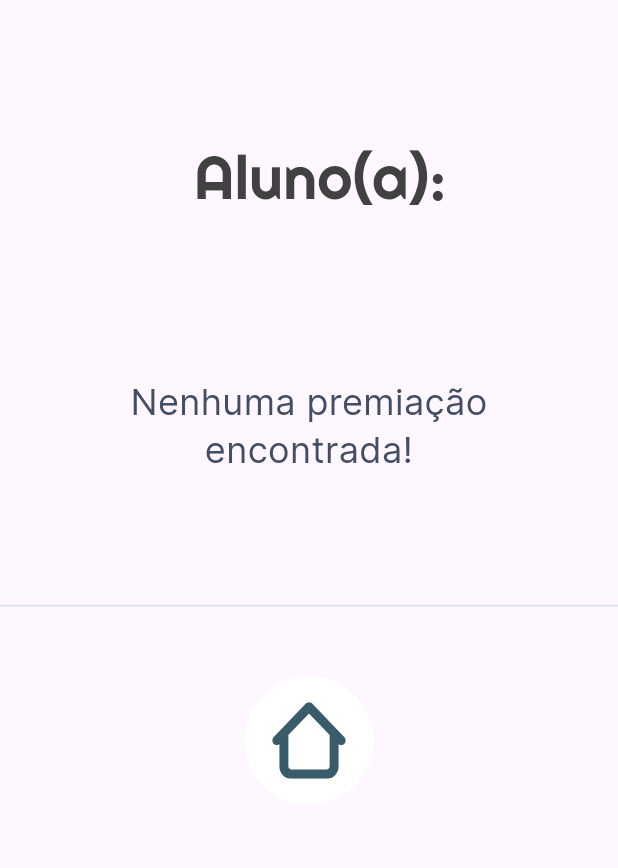
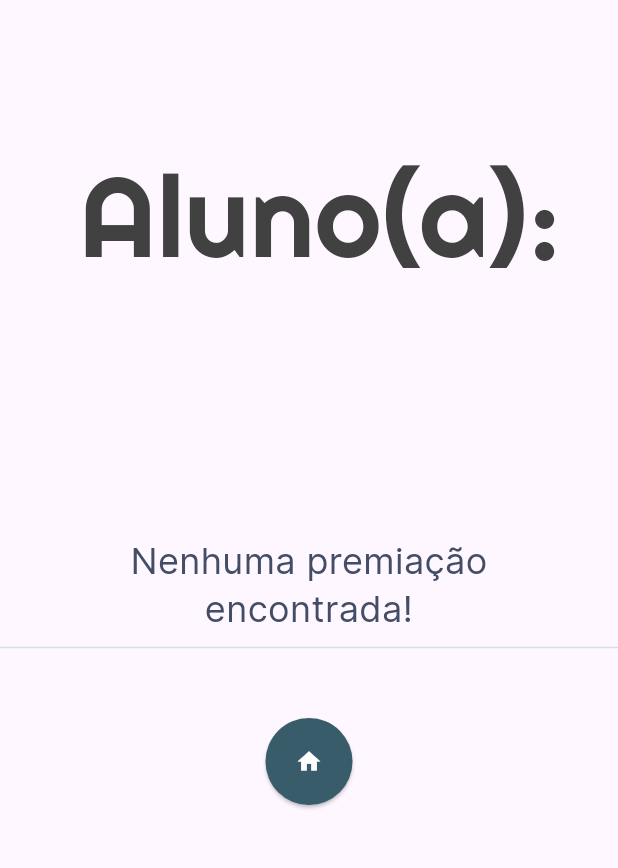
Before and after one commit to Samuel-MN0211/API_Olimpiadas, a Flutter app: the ResultFailedScreen screen opened directly with empty values, on a phone screen of 412 x 824 dp, the part 362-1230 px from its top. Run offline on Flutter 3.47's test engine with Material 3 defaults, Android fonts, the phone set to English and light mode, and no system bars; our stand-ins replace cached_network_image, flutter_svg, pdf.

Commit message:
loading visuals feature + failed screen fix + handlebuttonpress function

```diff
--- a/lib/screens/result_failedscreen.dart
+++ b/lib/screens/result_failedscreen.dart
@@ -43,17 +43,21 @@ class _ResultFailedScreenState extends State<ResultFailedScreen> {
                   left: 42.h,
                   right: 27.h,
                 ),
+                child: FittedBox(
+                  fit: BoxFit.fitWidth,
                   child: Text(
                     "Aluno(a): \n${widget.searchTerm}",
-                  maxLines: 2,
-                  overflow: TextOverflow.ellipsis,
+                    overflow: TextOverflow.visible,
                     textAlign: TextAlign.center,
                     style: theme.textTheme.displayMedium,
                   ),
                 ),
+              ),
               SizedBox(height: 48.v),
-              SizedBox(
+              Expanded(
+                child: Container(
                   width: 333.h,
+                  alignment: Alignment.center,
                   child: Text(
                     "Nenhuma premiação encontrada!",
                     maxLines: 3,
@@ -64,27 +68,24 @@ class _ResultFailedScreenState extends State<ResultFailedScreen> {
                     ),
                   ),
                 ),
-              Spacer(),
+              ),
               Divider(
                 color: appTheme.gray300,
               ),
               SizedBox(height: 39.v),
-              Container(
-                height: 86.adaptSize,
-                width: 86.adaptSize,
-                padding: EdgeInsets.symmetric(
-                  horizontal: 18.h,
-                  vertical: 17.v,
+              ElevatedButton(
+                onPressed: () {
+                  Navigator.pushReplacementNamed(
+                    context,
+                    AppRoutes.mainScreen,
+                  );
+                },
+                style: ElevatedButton.styleFrom(
+                  shape: CircleBorder(),
+                  padding: EdgeInsets.all(20.h),
+                  primary: appTheme.blueGray700,
                 ),
-                decoration: AppDecoration.fillPrimary.copyWith(
-                  borderRadius: BorderRadiusStyle.circleBorder43,
-                ),
-                child: CustomImageView(
-                  imagePath: ImageConstant.imgHome,
-                  height: 51.v,
-                  width: 49.h,
-                  alignment: Alignment.center,
-                ),
+                child: Icon(Icons.home, color: Colors.white),
               ),
               SizedBox(height: 46.v),
             ],
```
Also changed, not shown: lib/screens/mainscreen/mainscreen.dart (+16 -9 lines), lib/screens/mainscreen/search_validation.dart (+12 -1 lines). Lines whose indentation alone changed are shown as unchanged.
